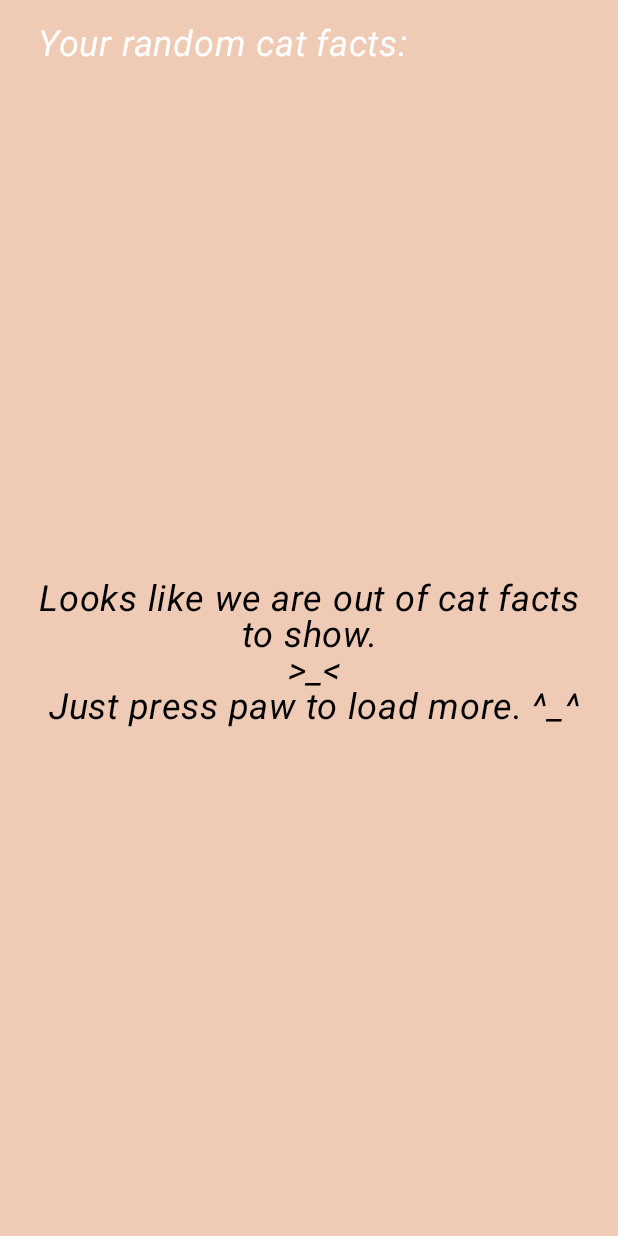
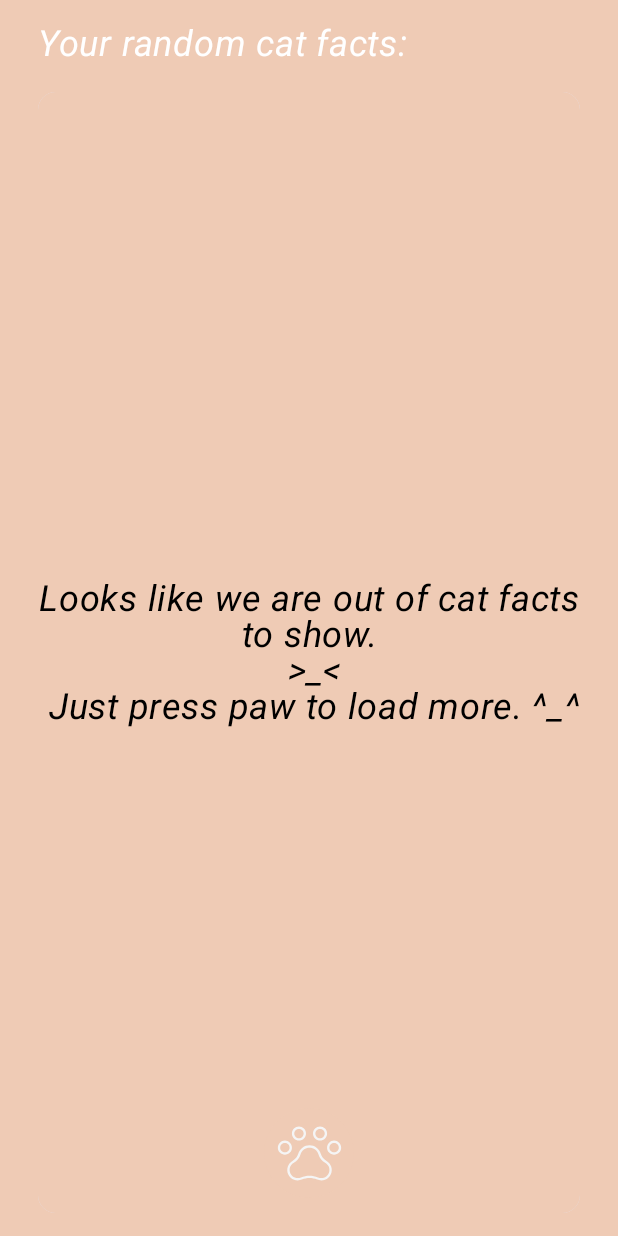
Before and after one commit to BlackW1ndCoding/cat_facts, an Android app built with Jetpack Compose: the composable CatFactsScreenUi called with empty values, on a phone screen of 412 x 824 dp. Run offline under Robolectric (Android 15) with nearby library versions, the phone set to English and light mode, and no system bars; libraries missing offline, so code that uses them is left out: com.alexstyl.swipeablecard, com.ramcosta.composedestinations; 4 statements that could not run were skipped.

Commit message:
added addToFavorites button to Random Facts Screen

```diff
--- a/app/src/main/java/ua/blackwind/ui/screens/random_facts/FactsScreen.kt
+++ b/app/src/main/java/ua/blackwind/ui/screens/random_facts/FactsScreen.kt
@@ -1,16 +1,19 @@
 package ua.blackwind.ui.screens.random_facts
 
+import android.graphics.drawable.Icon
+import androidx.compose.foundation.background
 import androidx.compose.foundation.layout.*
-import androidx.compose.material3.MaterialTheme
-import androidx.compose.material3.Surface
-import androidx.compose.material3.Text
+import androidx.compose.foundation.shape.CircleShape
+import androidx.compose.material3.*
 import androidx.compose.runtime.Composable
 import androidx.compose.runtime.collectAsState
 import androidx.compose.runtime.getValue
 import androidx.compose.runtime.remember
+import androidx.compose.ui.Alignment
 import androidx.compose.ui.Modifier
 import androidx.compose.ui.platform.LocalConfiguration
 import androidx.compose.ui.platform.LocalDensity
+import androidx.compose.ui.res.painterResource
 import androidx.compose.ui.text.font.FontStyle
 import androidx.compose.ui.tooling.preview.Preview
 import androidx.compose.ui.unit.dp
@@ -19,7 +22,7 @@ import androidx.hilt.navigation.compose.hiltViewModel
 import com.alexstyl.swipeablecard.SwipeableCardState
 import com.ramcosta.composedestinations.annotation.Destination
 import com.ramcosta.composedestinations.navigation.DestinationsNavigator
-import com.ramcosta.composedestinations.navigation.EmptyDestinationsNavigator
+import ua.blackwind.R
 import ua.blackwind.ui.compose.CatFactCard
 import ua.blackwind.ui.compose.CatFactCardNoMoreFacts
 import ua.blackwind.ui.model.CatFact
@@ -59,7 +62,6 @@ fun CatFactsScreenUi(
                     .fillMaxWidth()
                     .height(18.dp)
             )
-
             Box {
 
                 CatFactCardNoMoreFacts()
@@ -67,6 +69,27 @@ fun CatFactsScreenUi(
                     if (state.swipedDirection == null) {
                         CatFactCard(catFact = fact, state = state, onSwipe = onCardSwipe)
                     }
+                }
+                Column(modifier = Modifier.align(Alignment.BottomCenter)) {
+                    IconButton(
+                        onClick = { /*TODO*/ },
+                        colors = IconButtonDefaults.filledIconButtonColors(
+                            containerColor = MaterialTheme.colorScheme.primary,
+                            contentColor = MaterialTheme.colorScheme.secondary
+                        ),
+                        modifier = Modifier
+                            .size(60.dp)
+
+
+                    ) {
+                        Icon(
+                            painter = painterResource(id = R.drawable.paw_not_filled),
+                            contentDescription = null,
+                            tint = MaterialTheme.colorScheme.secondary,
+                            modifier = Modifier.size(50.dp)
+                        )
+                    }
+                    Spacer(modifier = Modifier.size(10.dp))
                 }
             }
         }
@@ -90,7 +113,9 @@ private fun rememberSwipeableCardState(key: Any): SwipeableCardState {
 @Composable
 private fun CatFactsScreenPreview() {
     CatFactsTheme(darkTheme = false) {
-        CatFactsScreen(EmptyDestinationsNavigator
+        CatFactsScreenUi(
+            listOf(CatFact(0, "Hello, Kitty!", "") to rememberSwipeableCardState(0)),
+            {}
         )
     }
 }
```
Also changed, not shown: app/src/main/java/ua/blackwind/ui/screens/main/MainScreen.kt (+9 -8 lines).
